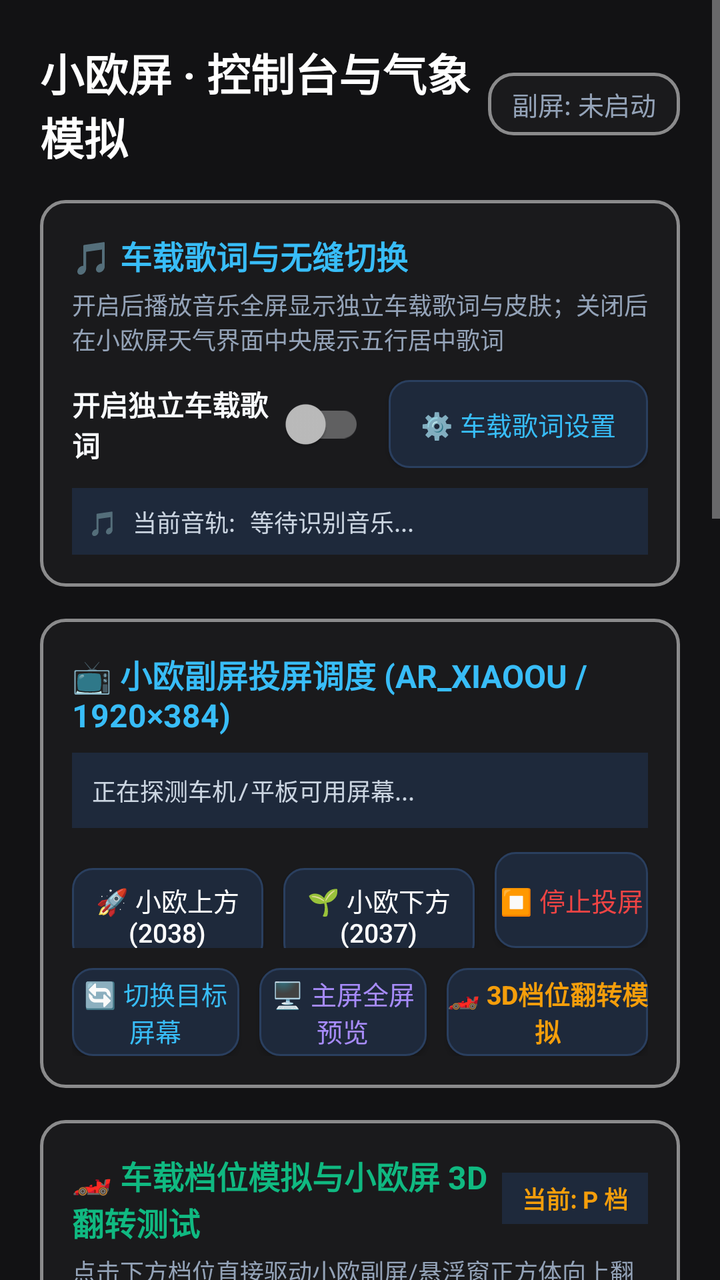
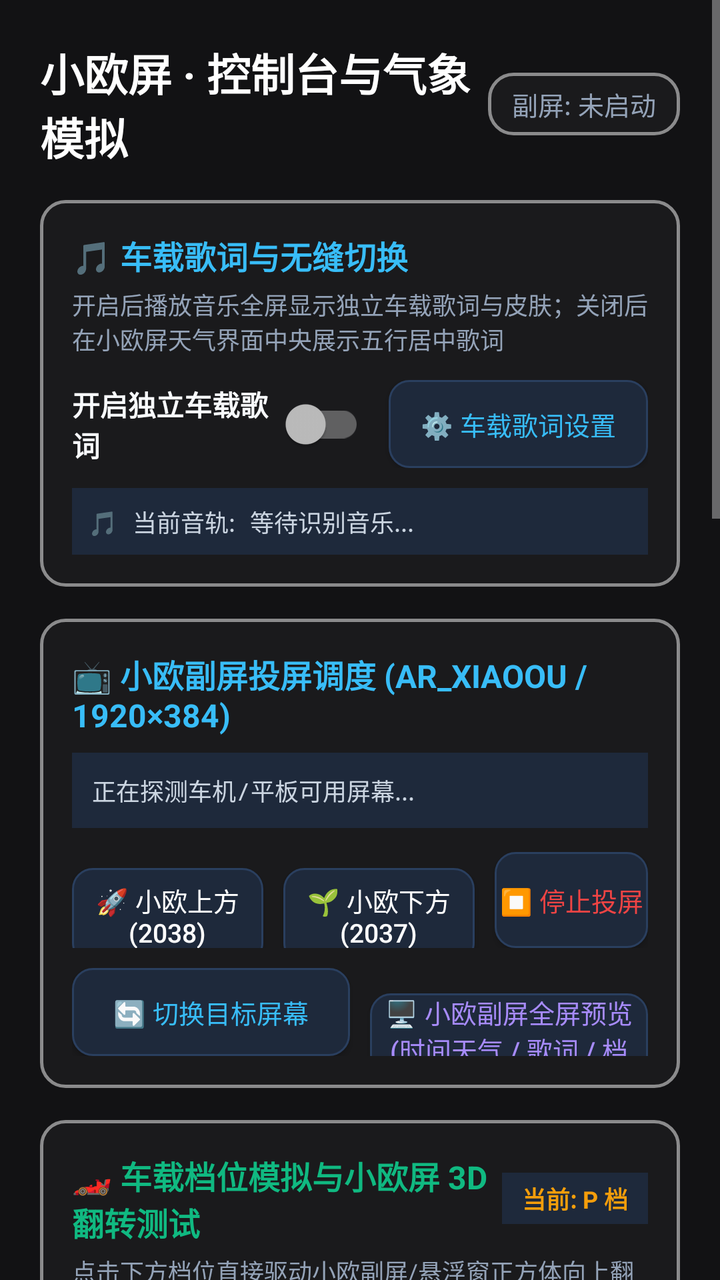

Two renders of the same Android screen: before a commit and after it. Below are the layout's source before the change and the commit's diff.
<!-- AndroidManifest.xml: application theme Theme.CarWeather -->
<!-- res/layout/activity_main.xml -->
<?xml version="1.0" encoding="utf-8"?>
<ScrollView xmlns:android="http://schemas.android.com/apk/res/android"
    android:layout_width="match_parent"
    android:layout_height="match_parent"
    android:background="#121214"
    android:fillViewport="true">

    <LinearLayout
        android:layout_width="match_parent"
        android:layout_height="wrap_content"
        android:orientation="vertical"
        android:padding="20dp">

        
        <LinearLayout
            android:layout_width="match_parent"
            android:layout_height="wrap_content"
            android:gravity="center_vertical"
            android:orientation="horizontal">

            <TextView
                android:layout_width="0dp"
                android:layout_height="wrap_content"
                android:layout_weight="1"
                android:text="小欧屏 · 控制台与气象模拟"
                android:textColor="#FFFFFF"
                android:textSize="22sp"
                android:textStyle="bold" />

            <TextView
                android:id="@+id/tvStatusBadge"
                android:layout_width="wrap_content"
                android:layout_height="wrap_content"
                android:background="@drawable/bg_close_button"
                android:paddingStart="12dp"
                android:paddingTop="6dp"
                android:paddingEnd="12dp"
                android:paddingBottom="6dp"
                android:text="副屏: 未启动"
                android:textColor="#94A3B8"
                android:textSize="13sp" />
        </LinearLayout>

        
        <LinearLayout
            android:layout_width="match_parent"
            android:layout_height="wrap_content"
            android:layout_marginTop="16dp"
            android:background="@drawable/bg_close_button"
            android:orientation="vertical"
            android:padding="16dp">

            <TextView
                android:layout_width="wrap_content"
                android:layout_height="wrap_content"
                android:text="🎵 车载歌词与无缝切换"
                android:textColor="#38BDF8"
                android:textSize="16sp"
                android:textStyle="bold" />

            <TextView
                android:layout_width="match_parent"
                android:layout_height="wrap_content"
                android:layout_marginTop="4dp"
                android:text="开启后播放音乐全屏显示独立车载歌词与皮肤；关闭后在小欧屏天气界面中央展示五行居中歌词"
                android:textColor="#94A3B8"
                android:textSize="12sp" />

            
            <LinearLayout
                android:layout_width="match_parent"
                android:layout_height="wrap_content"
                android:layout_marginTop="12dp"
                android:gravity="center_vertical"
                android:orientation="horizontal">

                <androidx.appcompat.widget.SwitchCompat
                    android:id="@+id/switchStandaloneLyrics"
                    android:layout_width="0dp"
                    android:layout_height="wrap_content"
                    android:layout_weight="1"
                    android:text="开启独立车载歌词"
                    android:textColor="#F8FAFC"
                    android:textSize="14sp"
                    android:textStyle="bold" />

                <Button
                    android:id="@+id/btnLyricsSettings"
                    android:layout_width="wrap_content"
                    android:layout_height="44dp"
                    android:layout_marginStart="12dp"
                    android:background="@drawable/bg_button"
                    android:paddingStart="16dp"
                    android:paddingEnd="16dp"
                    android:text="⚙️ 车载歌词设置"
                    android:textColor="#38BDF8"
                    android:textSize="13sp" />
            </LinearLayout>

            <TextView
                android:id="@+id/tvLyricsStatus"
                android:layout_width="match_parent"
                android:layout_height="wrap_content"
                android:layout_marginTop="10dp"
                android:background="#1E293B"
                android:fontFamily="monospace"
                android:padding="8dp"
                android:text="🎵 当前音轨: 等待识别音乐..."
                android:textColor="#CBD5E1"
                android:textSize="12sp" />

        </LinearLayout>

        
        <LinearLayout
            android:layout_width="match_parent"
            android:layout_height="wrap_content"
            android:layout_marginTop="16dp"
            android:background="@drawable/bg_close_button"
            android:orientation="vertical"
            android:padding="16dp">

            <TextView
                android:layout_width="wrap_content"
                android:layout_height="wrap_content"
                android:text="📺 小欧副屏投屏调度 (AR_XIAOOU / 1920×384)"
                android:textColor="#38BDF8"
                android:textSize="16sp"
                android:textStyle="bold" />

            <TextView
                android:id="@+id/tvDisplayInfo"
                android:layout_width="match_parent"
                android:layout_height="wrap_content"
                android:layout_marginTop="8dp"
                android:background="#1E293B"
                android:fontFamily="monospace"
                android:padding="10dp"
                android:text="正在探测车机/平板可用屏幕..."
                android:textColor="#CBD5E1"
                android:textSize="12sp" />

            
            <LinearLayout
                android:layout_width="match_parent"
                android:layout_height="wrap_content"
                android:layout_marginTop="12dp"
                android:orientation="horizontal">

                <Button
                    android:id="@+id/btnShowTop"
                    android:layout_width="0dp"
                    android:layout_height="48dp"
                    android:layout_weight="1"
                    android:background="@drawable/bg_button"
                    android:text="🚀 小欧上方 (2038)"
                    android:textColor="#FFFFFF"
                    android:textSize="13sp" />

                <Button
                    android:id="@+id/btnShowFitness"
                    android:layout_width="0dp"
                    android:layout_height="48dp"
                    android:layout_marginStart="10dp"
                    android:layout_weight="1"
                    android:background="@drawable/bg_button"
                    android:text="🌱 小欧下方 (2037)"
                    android:textColor="#FFFFFF"
                    android:textSize="13sp" />

                <Button
                    android:id="@+id/btnHide"
                    android:layout_width="0dp"
                    android:layout_height="48dp"
                    android:layout_marginStart="10dp"
                    android:layout_weight="0.8"
                    android:background="@drawable/bg_button"
                    android:text="⏹️ 停止投屏"
                    android:textColor="#EF4444"
                    android:textSize="13sp" />
            </LinearLayout>

            
            <LinearLayout
                android:layout_width="match_parent"
                android:layout_height="wrap_content"
                android:layout_marginTop="10dp"
                android:orientation="horizontal">

                <Button
                    android:id="@+id/btnSwitchDisplay"
                    android:layout_width="0dp"
                    android:layout_height="44dp"
                    android:layout_weight="1"
                    android:background="@drawable/bg_button"
                    android:text="🔄 切换目标屏幕"
                    android:textColor="#38BDF8"
                    android:textSize="13sp" />

                <Button
                    android:id="@+id/btnPreviewFullscreen"
                    android:layout_width="0dp"
                    android:layout_height="44dp"
                    android:layout_marginStart="10dp"
                    android:layout_weight="1"
                    android:background="@drawable/bg_button"
                    android:text="🖥️ 主屏全屏预览"
                    android:textColor="#A78BFA"
                    android:textSize="13sp" />

                <Button
                    android:id="@+id/btnOpenGearFlip"
                    android:layout_width="0dp"
                    android:layout_height="44dp"
                    android:layout_marginStart="10dp"
                    android:layout_weight="1.2"
                    android:background="@drawable/bg_button"
                    android:text="🏎️ 3D档位翻转模拟"
                    android:textColor="#F59E0B"
                    android:textStyle="bold"
                    android:textSize="13sp" />
            </LinearLayout>

            <TextView
                android:id="@+id/tvPermissionNotice"
                android:layout_width="match_parent"
                android:layout_height="wrap_content"
                android:layout_marginTop="10dp"
                android:background="#7F1D1D"
                android:padding="8dp"
                android:text="⚠️ 提示：小欧上方 (2038) 模式需要【悬浮窗/显示在其他应用上层】权限，点击此处授予"
                android:textColor="#FCA5A5"
                android:textSize="12sp"
                android:visibility="gone" />
        </LinearLayout>

        
        <LinearLayout
            android:layout_width="match_parent"
            android:layout_height="wrap_content"
            android:layout_marginTop="16dp"
            android:background="@drawable/bg_close_button"
            android:orientation="vertical"
            android:padding="16dp">

            <LinearLayout
                android:layout_width="match_parent"
                android:layout_height="wrap_content"
                android:gravity="center_vertical"
                android:orientation="horizontal">

                <TextView
                    android:layout_width="0dp"
                    android:layout_height="wrap_content"
                    android:layout_weight="1"
                    android:text="🏎️ 车载档位模拟与小欧屏 3D 翻转测试"
                    android:textColor="#10B981"
                    android:textSize="16sp"
                    android:textStyle="bold" />

                <TextView
                    android:id="@+id/tvCurrentGearBadge"
                    android:layout_width="wrap_content"
                    android:layout_height="wrap_content"
                    android:background="#1E293B"
                    android:paddingStart="10dp"
                    android:paddingTop="4dp"
                    android:paddingEnd="10dp"
                    android:paddingBottom="4dp"
                    android:text="当前: P 档"
                    android:textColor="#F59E0B"
                    android:textStyle="bold"
                    android:textSize="12sp" />
            </LinearLayout>

            <TextView
                android:layout_width="match_parent"
                android:layout_height="wrap_content"
                android:layout_marginTop="4dp"
                android:text="点击下方档位直接驱动小欧副屏/悬浮窗正方体向上翻转；实车驾驶时随挡把变动全自动触发"
                android:textColor="#94A3B8"
                android:textSize="12sp" />

            
            <LinearLayout
                android:layout_width="match_parent"
                android:layout_height="wrap_content"
                android:layout_marginTop="12dp"
                android:orientation="horizontal">

                <Button
                    android:id="@+id/btnSimGearP"
                    android:layout_width="0dp"
                    android:layout_height="44dp"
                    android:layout_weight="1"
                    android:background="@drawable/bg_button"
                    android:text="P 驻车档"
                    android:textColor="#F59E0B"
                    android:textStyle="bold"
                    android:textSize="14sp" />

                <Button
                    android:id="@+id/btnSimGearR"
                    android:layout_width="0dp"
                    android:layout_height="44dp"
                    android:layout_marginStart="8dp"
                    android:layout_weight="1"
                    android:background="@drawable/bg_button"
                    android:text="R 倒车档"
                    android:textColor="#F43F5E"
                    android:textStyle="bold"
                    android:textSize="14sp" />

                <Button
                    android:id="@+id/btnSimGearN"
                    android:layout_width="0dp"
                    android:layout_height="44dp"
                    android:layout_marginStart="8dp"
                    android:layout_weight="1"
                    android:background="@drawable/bg_button"
                    android:text="N 空档"
                    android:textColor="#CBD5E1"
                    android:textStyle="bold"
                    android:textSize="14sp" />

                <Button
                    android:id="@+id/btnSimGearD"
                    android:layout_width="0dp"
                    android:layout_height="44dp"
                    android:layout_marginStart="8dp"
                    android:layout_weight="1"
                    android:background="@drawable/bg_button"
                    android:text="D 行进档"
                    android:textColor="#10B981"
                    android:textStyle="bold"
                    android:textSize="14sp" />
            </LinearLayout>

            
            <LinearLayout
                android:layout_width="match_parent"
                android:layout_height="wrap_content"
                android:layout_marginTop="10dp"
                android:orientation="horizontal">

                <Button
                    android:id="@+id/btnSimGearCombo"
                    android:layout_width="0dp"
                    android:layout_height="40dp"
                    android:layout_weight="1"
                    android:background="@drawable/bg_button"
                    android:text="⚡ 模拟连切测试 (P→R→N→D 验证就地平滑刷新)"
                    android:textColor="#38BDF8"
                    android:textSize="12sp" />
            </LinearLayout>
        </LinearLayout>

        
        <LinearLayout
            android:layout_width="match_parent"
            android:layout_height="wrap_content"
            android:layout_marginTop="16dp"
            android:background="@drawable/bg_close_button"
            android:orientation="vertical"
            android:padding="16dp">

            <LinearLayout
                android:layout_width="match_parent"
                android:layout_height="wrap_content"
                android:gravity="center_vertical"
                android:orientation="horizontal">

                <TextView
                    android:layout_width="0dp"
                    android:layout_height="wrap_content"
                    android:layout_weight="1"
                    android:text="🏎️ 车辆驾驶模式切换 (由左至右擦除转场)"
                    android:textColor="#FB923C"
                    android:textSize="16sp"
                    android:textStyle="bold" />

                <TextView
                    android:id="@+id/tvCurrentDriveModeBadge"
                    android:layout_width="wrap_content"
                    android:layout_height="wrap_content"
                    android:background="@drawable/bg_button"
                    android:paddingStart="10dp"
                    android:paddingTop="4dp"
                    android:paddingEnd="10dp"
                    android:paddingBottom="4dp"
                    android:text="当前: SPORT"
                    android:textColor="#FB923C"
                    android:textStyle="bold"
                    android:textSize="12sp" />
            </LinearLayout>

            <TextView
                android:layout_width="match_parent"
                android:layout_height="wrap_content"
                android:layout_marginTop="4dp"
                android:text="由左至右擦除展现对应模式，专属动效停留 2 秒后由左至右擦除回退主页面；实车联动方向盘/中控驾驶模式"
                android:textColor="#94A3B8"
                android:textSize="12sp" />

            
            <LinearLayout
                android:layout_width="match_parent"
                android:layout_height="wrap_content"
                android:layout_marginTop="12dp"
                android:orientation="horizontal">

                <Button
                    android:id="@+id/btnModeECO"
                    android:layout_width="0dp"
                    android:layout_height="44dp"
                    android:layout_weight="1"
                    android:background="@drawable/bg_button"
                    android:text="ECO\n经济"
                    android:textColor="#10B981"
                    android:textStyle="bold"
                    android:textSize="12sp" />

                <Button
                    android:id="@+id/btnModeNORMAL"
                    android:layout_width="0dp"
                    android:layout_height="44dp"
                    android:layout_marginStart="6dp"
                    android:layout_weight="1"
                    android:background="@drawable/bg_button"
                    android:text="NORMAL\n舒适"
                    android:textColor="#0EA5E9"
                    android:textStyle="bold"
                    android:textSize="12sp" />

                <Button
                    android:id="@+id/btnModeSPORT"
                    android:layout_width="0dp"
                    android:layout_height="44dp"
                    android:layout_marginStart="6dp"
                    android:layout_weight="1"
                    android:background="@drawable/bg_button"
                    android:text="SPORT\n运动"
                    android:textColor="#F97316"
                    android:textStyle="bold"
                    android:textSize="12sp" />

                <Button
                    android:id="@+id/btnModeRACE"
                    android:layout_width="0dp"
                    android:layout_height="44dp"
                    android:layout_marginStart="6dp"
                    android:layout_weight="1"
                    android:background="@drawable/bg_button"
                    android:text="RACE\n赛道"
                    android:textColor="#EF4444"
                    android:textStyle="bold"
                    android:textSize="12sp" />

                <Button
                    android:id="@+id/btnModeCUSTOM"
                    android:layout_width="0dp"
                    android:layout_height="44dp"
                    android:layout_marginStart="6dp"
                    android:layout_weight="1"
                    android:background="@drawable/bg_button"
                    android:text="CUSTOM\n自定义"
                    android:textColor="#CBD5E1"
                    android:textStyle="bold"
                    android:textSize="12sp" />
            </LinearLayout>

            
            <LinearLayout
                android:layout_width="match_parent"
                android:layout_height="wrap_content"
                android:layout_marginTop="10dp"
                android:orientation="horizontal">

                <Button
                    android:id="@+id/btnModeCombo"
                    android:layout_width="0dp"
                    android:layout_height="40dp"
                    android:layout_weight="1"
                    android:background="@drawable/bg_button"
                    android:text="⚡ 模式连续切换测试 (验证左至右擦除与2秒驻留防打断)"
                    android:textColor="#FB923C"
                    android:textSize="12sp" />
            </LinearLayout>
        </LinearLayout>

        
        <LinearLayout
            android:layout_width="match_parent"
            android:layout_height="wrap_content"
            android:layout_marginTop="16dp"
            android:background="@drawable/bg_close_button"
            android:orientation="vertical"
            android:padding="16dp">

            <LinearLayout
                android:layout_width="match_parent"
                android:layout_height="wrap_content"
                android:gravity="center_vertical"
                android:orientation="horizontal">

                <TextView
                    android:layout_width="0dp"
                    android:layout_height="wrap_content"
                    android:layout_weight="1"
                    android:text="🧪 4 时段 × 6 天气 = 24 状态模拟矩阵"
                    android:textColor="#F59E0B"
                    android:textSize="16sp"
                    android:textStyle="bold" />

                <Button
                    android:id="@+id/btnResetLive"
                    android:layout_width="wrap_content"
                    android:layout_height="36dp"
                    android:background="@drawable/bg_button"
                    android:text="🌐 恢复实时联网"
                    android:textColor="#34D399"
                    android:textSize="12sp" />
            </LinearLayout>

            
            <TextView
                android:layout_width="wrap_content"
                android:layout_height="wrap_content"
                android:layout_marginTop="12dp"
                android:text="① 选择昼夜时段 (Time of Day):"
                android:textColor="#CBD5E1"
                android:textSize="13sp"
                android:textStyle="bold" />

            <LinearLayout
                android:layout_width="match_parent"
                android:layout_height="wrap_content"
                android:layout_marginTop="6dp"
                android:orientation="horizontal">

                <Button
                    android:id="@+id/btnTimeDawn"
                    android:layout_width="0dp"
                    android:layout_height="42dp"
                    android:layout_weight="1"
                    android:background="@drawable/bg_button"
                    android:text="🌅 清晨"
                    android:textColor="#FED7AA"
                    android:textSize="13sp" />

                <Button
                    android:id="@+id/btnTimeDay"
                    android:layout_width="0dp"
                    android:layout_height="42dp"
                    android:layout_marginStart="6dp"
                    android:layout_weight="1"
                    android:background="@drawable/bg_button"
                    android:text="☀️ 白天"
                    android:textColor="#BAE6FD"
                    android:textSize="13sp" />

                <Button
                    android:id="@+id/btnTimeDusk"
                    android:layout_width="0dp"
                    android:layout_height="42dp"
                    android:layout_marginStart="6dp"
                    android:layout_weight="1"
                    android:background="@drawable/bg_button"
                    android:text="🌇 傍晚"
                    android:textColor="#FDBA74"
                    android:textSize="13sp" />

                <Button
                    android:id="@+id/btnTimeNight"
                    android:layout_width="0dp"
                    android:layout_height="42dp"
                    android:layout_marginStart="6dp"
                    android:layout_weight="1"
                    android:background="@drawable/bg_button"
                    android:text="🌙 夜晚"
                    android:textColor="#93C5FD"
                    android:textSize="13sp" />
            </LinearLayout>

            
            <TextView
                android:layout_width="wrap_content"
                android:layout_height="wrap_content"
                android:layout_marginTop="12dp"
                android:text="② 选择天气类型 (4×7=28 全场景矩阵):"
                android:textColor="#CBD5E1"
                android:textSize="13sp"
                android:textStyle="bold" />

            <GridLayout
                android:layout_width="match_parent"
                android:layout_height="wrap_content"
                android:layout_marginTop="6dp"
                android:columnCount="4">

                <Button
                    android:id="@+id/btnWeatherClear"
                    android:layout_width="0dp"
                    android:layout_height="42dp"
                    android:layout_columnWeight="1"
                    android:layout_margin="3dp"
                    android:background="@drawable/bg_button"
                    android:text="☀️ 晴朗"
                    android:textColor="#FDE047"
                    android:textSize="13sp" />

                <Button
                    android:id="@+id/btnWeatherCloudy"
                    android:layout_width="0dp"
                    android:layout_height="42dp"
                    android:layout_columnWeight="1"
                    android:layout_margin="3dp"
                    android:background="@drawable/bg_button"
                    android:text="⛅ 多云"
                    android:textColor="#E2E8F0"
                    android:textSize="13sp" />

                <Button
                    android:id="@+id/btnWeatherOvercast"
                    android:layout_width="0dp"
                    android:layout_height="42dp"
                    android:layout_columnWeight="1"
                    android:layout_margin="3dp"
                    android:background="@drawable/bg_button"
                    android:text="🌫️ 阴天/雾"
                    android:textColor="#94A3B8"
                    android:textSize="13sp" />

                <Button
                    android:id="@+id/btnWeatherRain"
                    android:layout_width="0dp"
                    android:layout_height="42dp"
                    android:layout_columnWeight="1"
                    android:layout_margin="3dp"
                    android:background="@drawable/bg_button"
                    android:text="🌧️ 降雨"
                    android:textColor="#60A5FA"
                    android:textSize="13sp" />

                <Button
                    android:id="@+id/btnWeatherSnow"
                    android:layout_width="0dp"
                    android:layout_height="42dp"
                    android:layout_columnWeight="1"
                    android:layout_margin="3dp"
                    android:background="@drawable/bg_button"
                    android:text="❄️ 降雪"
                    android:textColor="#CBD5E1"
                    android:textSize="13sp" />

                <Button
                    android:id="@+id/btnWeatherStorm"
                    android:layout_width="0dp"
                    android:layout_height="42dp"
                    android:layout_columnWeight="1"
                    android:layout_margin="3dp"
                    android:background="@drawable/bg_button"
                    android:text="⛈️ 雷暴"
                    android:textColor="#C084FC"
                    android:textSize="13sp" />

                <Button
                    android:id="@+id/btnWeatherSleet"
                    android:layout_width="0dp"
                    android:layout_height="42dp"
                    android:layout_columnWeight="1"
                    android:layout_margin="3dp"
                    android:background="@drawable/bg_button"
                    android:text="🌧️❄️ 雨夹雪"
                    android:textColor="#67E8F9"
                    android:textSize="13sp" />
            </GridLayout>

            
            <TextView
                android:layout_width="wrap_content"
                android:layout_height="wrap_content"
                android:layout_marginTop="12dp"
                android:text="③ 电闪特效激发 (Special FX):"
                android:textColor="#CBD5E1"
                android:textSize="13sp"
                android:textStyle="bold" />

            <LinearLayout
                android:layout_width="match_parent"
                android:layout_height="wrap_content"
                android:layout_marginTop="6dp"
                android:orientation="horizontal">

                <Button
                    android:id="@+id/btnTriggerLightning"
                    android:layout_width="match_parent"
                    android:layout_height="44dp"
                    android:background="@drawable/bg_button"
                    android:text="⚡ 即时激发分支闪电与时钟电感脉冲"
                    android:textColor="#F472B6"
                    android:textSize="13sp" />
            </LinearLayout>

            
            <TextView
                android:id="@+id/tvCurrentSceneInfo"
                android:layout_width="match_parent"
                android:layout_height="wrap_content"
                android:layout_marginTop="12dp"
                android:background="#1E293B"
                android:fontFamily="monospace"
                android:padding="10dp"
                android:text="当前场景: 实时联网模式"
                android:textColor="#38BDF8"
                android:textSize="12sp" />
        </LinearLayout>

        
        <TextView
            android:id="@+id/tvAppVersion"
            android:layout_width="match_parent"
            android:layout_height="wrap_content"
            android:layout_marginTop="28dp"
            android:layout_marginBottom="24dp"
            android:gravity="center"
            android:text="小欧屏 v1.0.0"
            android:textColor="#64748B"
            android:textSize="13sp"
            android:fontFamily="monospace" />

    </LinearLayout>
</ScrollView>
<!-- resources referenced by this layout -->
<resources>
  <!-- drawable bg_button (drawable) -->
  <?xml version="1.0" encoding="utf-8"?>
  <shape xmlns:android="http://schemas.android.com/apk/res/android"
      android:shape="rectangle">
      <solid android:color="@color/panel" />
      <corners android:radius="10dp" />
      <stroke
          android:width="1dp"
          android:color="#2A3F5F" />
  </shape>
  <!-- drawable bg_close_button (drawable) -->
  <?xml version="1.0" encoding="utf-8"?>
  <shape xmlns:android="http://schemas.android.com/apk/res/android"
      android:shape="rectangle">
      <corners android:radius="12dp" />
      <solid android:color="#D91C1C1E" />
      <stroke
          android:width="1.5dp"
          android:color="#80FFFFFF" />
  </shape>
  <style name="Theme.CarWeather" parent="Theme.AppCompat.NoActionBar">
          <item name="android:windowFullscreen">true</item>
          <item name="android:windowContentOverlay">@null</item>
          <item name="android:windowBackground">#000000</item>
      </style>
  <color name="panel">#1E293B</color>
</resources>

<!-- the commit's change to res/layout/activity_main.xml (unified diff, before → after) -->
@@ -204,20 +204,8 @@
                     android:layout_marginStart="10dp"
                     android:layout_weight="1"
                     android:background="@drawable/bg_button"
-                    android:text="🖥️ 主屏全屏预览"
+                    android:text="🖥️ 小欧副屏全屏预览 (时间天气 / 歌词 / 档位 / 模式)"
                     android:textColor="#A78BFA"
-                    android:textSize="13sp" />
-
-                <Button
-                    android:id="@+id/btnOpenGearFlip"
-                    android:layout_width="0dp"
-                    android:layout_height="44dp"
-                    android:layout_marginStart="10dp"
-                    android:layout_weight="1.2"
-                    android:background="@drawable/bg_button"
-                    android:text="🏎️ 3D档位翻转模拟"
-                    android:textColor="#F59E0B"
-                    android:textStyle="bold"
                     android:textSize="13sp" />
             </LinearLayout>
 
